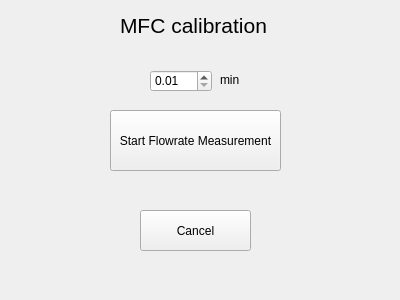
Old version of the form gui/Fly_Arena_GUIs/odor_circuit/MFCcheck.ui in the repository NollmannLab/qudi-HiM.
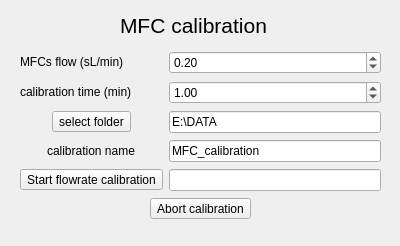
New version of the form.

Commit message: Handle MFCs calibration

```diff
--- a/gui/Fly_Arena_GUIs/odor_circuit/MFCcheck.ui
+++ b/gui/Fly_Arena_GUIs/odor_circuit/MFCcheck.ui
@@ -7,25 +7,12 @@
     <x>0</x>
     <y>0</y>
     <width>400</width>
-    <height>300</height>
+    <height>246</height>
    </rect>
   </property>
   <property name="windowTitle">
    <string>MFC calibration</string>
   </property>
-  <widget class="QToolButton" name="toolButton">
-   <property name="geometry">
-    <rect>
-     <x>110</x>
-     <y>110</y>
-     <width>171</width>
-     <height>61</height>
-    </rect>
-   </property>
-   <property name="text">
-    <string>Start Flowrate Measurement</string>
-   </property>
-  </widget>
   <widget class="QLabel" name="label">
    <property name="geometry">
     <rect>
@@ -39,44 +26,112 @@
     <string>&lt;html&gt;&lt;head/&gt;&lt;body&gt;&lt;p&gt;&lt;span style=&quot; font-size:16pt;&quot;&gt;MFC calibration&lt;/span&gt;&lt;/p&gt;&lt;/body&gt;&lt;/html&gt;</string>
    </property>
   </widget>
-  <widget class="QLabel" name="label_2">
+  <widget class="QWidget" name="gridLayoutWidget">
    <property name="geometry">
     <rect>
-     <x>220</x>
-     <y>70</y>
-     <width>141</width>
-     <height>20</height>
+     <x>20</x>
+     <y>50</y>
+     <width>361</width>
+     <height>171</height>
     </rect>
    </property>
-   <property name="text">
-    <string>&lt;html&gt;&lt;head/&gt;&lt;body&gt;&lt;p&gt;min&lt;/p&gt;&lt;/body&gt;&lt;/html&gt;</string>
-   </property>
-  </widget>
-  <widget class="QToolButton" name="cancel">
-   <property name="geometry">
-    <rect>
-     <x>140</x>
-     <y>210</y>
-     <width>111</width>
-     <height>41</height>
-    </rect>
-   </property>
-   <property name="text">
-    <string>Cancel</string>
-   </property>
-  </widget>
-  <widget class="QDoubleSpinBox" name="doubleSpinBox">
-   <property name="geometry">
-    <rect>
-     <x>150</x>
-     <y>70</y>
-     <width>62</width>
-     <height>22</height>
-    </rect>
-   </property>
-   <property name="minimum">
-    <double>0.010000000000000</double>
-   </property>
+   <layout class="QGridLayout" name="gridLayout">
+    <item row="0" column="1">
+     <widget class="QDoubleSpinBox" name="doubleSpinBox_MFCs_setpoint">
+      <property name="minimum">
+       <double>0.010000000000000</double>
+      </property>
+      <property name="value">
+       <double>0.200000000000000</double>
+      </property>
+     </widget>
+    </item>
+    <item row="1" column="0">
+     <widget class="QLabel" name="label_3">
+      <property name="text">
+       <string>&lt;html&gt;&lt;head/&gt;&lt;body&gt;&lt;p&gt;calibration time (min)&lt;/p&gt;&lt;/body&gt;&lt;/html&gt;</string>
+      </property>
+     </widget>
+    </item>
+    <item row="5" column="0" colspan="2" alignment="Qt::AlignHCenter">
+     <widget class="QToolButton" name="toolButton_abort_calibration">
+      <property name="sizePolicy">
+       <sizepolicy hsizetype="Fixed" vsizetype="Fixed">
+        <horstretch>0</horstretch>
+        <verstretch>0</verstretch>
+       </sizepolicy>
+      </property>
+      <property name="text">
+       <string>Abort calibration</string>
+      </property>
+     </widget>
+    </item>
+    <item row="0" column="0">
+     <widget class="QLabel" name="label_4">
+      <property name="text">
+       <string>&lt;html&gt;&lt;head/&gt;&lt;body&gt;&lt;p&gt;MFCs flow (sL/min)&lt;/p&gt;&lt;/body&gt;&lt;/html&gt;</string>
+      </property>
+     </widget>
+    </item>
+    <item row="1" column="1">
+     <widget class="QDoubleSpinBox" name="doubleSpinBox_calibration_duration">
+      <property name="minimum">
+       <double>0.010000000000000</double>
+      </property>
+      <property name="value">
+       <double>1.000000000000000</double>
+      </property>
+     </widget>
+    </item>
+    <item row="4" column="1">
+     <widget class="QLineEdit" name="calibration_timer_display">
+      <property name="readOnly">
+       <bool>true</bool>
+      </property>
+     </widget>
+    </item>
+    <item row="4" column="0">
+     <widget class="QToolButton" name="toolButton_start_calibration">
+      <property name="text">
+       <string>Start flowrate calibration</string>
+      </property>
+     </widget>
+    </item>
+    <item row="2" column="0" alignment="Qt::AlignHCenter">
+     <widget class="QToolButton" name="toolButton_select_folder">
+      <property name="text">
+       <string>select folder</string>
+      </property>
+     </widget>
+    </item>
+    <item row="2" column="1">
+     <widget class="QLineEdit" name="Folder_LineEdit">
+      <property name="text">
+       <string>E:\DATA</string>
+      </property>
+      <property name="readOnly">
+       <bool>true</bool>
+      </property>
+     </widget>
+    </item>
+    <item row="3" column="1">
+     <widget class="QLineEdit" name="File_LineEdit">
+      <property name="text">
+       <string>MFC_calibration</string>
+      </property>
+      <property name="readOnly">
+       <bool>true</bool>
+      </property>
+     </widget>
+    </item>
+    <item row="3" column="0" alignment="Qt::AlignHCenter">
+     <widget class="QLabel" name="label_5">
+      <property name="text">
+       <string>&lt;html&gt;&lt;head/&gt;&lt;body&gt;&lt;p&gt;calibration name&lt;/p&gt;&lt;/body&gt;&lt;/html&gt;</string>
+      </property>
+     </widget>
+    </item>
+   </layout>
   </widget>
  </widget>
  <resources/>
```
The commit also changes 4 other files.
